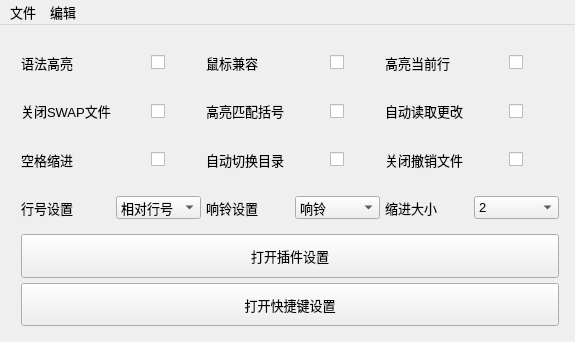
This is Mainwindow.ui in xiaofu-15191/Vimrc-Helper as Qt 5 draws it before an edit. The edited form follows.
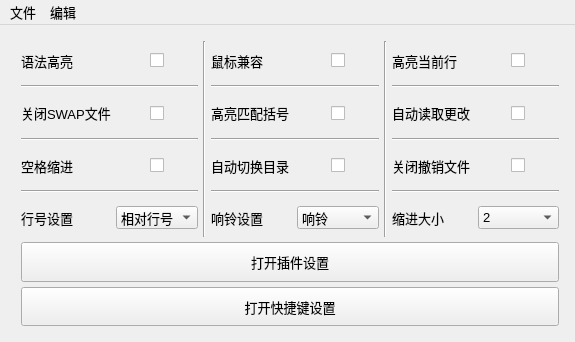
This is the edited form. Icons and pictures are not drawn.

```diff
--- a/Mainwindow.ui
+++ b/Mainwindow.ui
@@ -58,7 +58,7 @@
       <property name="spacing">
        <number>5</number>
       </property>
-      <item row="4" column="2">
+      <item row="7" column="3">
        <widget class="QLabel" name="description_errorbells">
         <property name="sizePolicy">
          <sizepolicy hsizetype="Expanding" vsizetype="Expanding">
@@ -71,72 +71,35 @@
         </property>
        </widget>
       </item>
-      <item row="3" column="2">
-       <widget class="QLabel" name="description_autochdir">
-        <property name="sizePolicy">
-         <sizepolicy hsizetype="Expanding" vsizetype="Expanding">
-          <horstretch>0</horstretch>
-          <verstretch>0</verstretch>
-         </sizepolicy>
+      <item row="2" column="6" colspan="2">
+       <widget class="Line" name="line_9">
+        <property name="orientation">
+         <enum>Qt::Horizontal</enum>
         </property>
-        <property name="text">
-         <string>自动切换目录</string>
-        </property>
        </widget>
       </item>
-      <item row="2" column="5" alignment="Qt::AlignHCenter">
-       <widget class="QCheckBox" name="autoread_on">
-        <property name="sizePolicy">
-         <sizepolicy hsizetype="Expanding" vsizetype="Expanding">
-          <horstretch>0</horstretch>
-          <verstretch>0</verstretch>
-         </sizepolicy>
+      <item row="6" column="0" colspan="2">
+       <widget class="Line" name="line_5">
+        <property name="orientation">
+         <enum>Qt::Horizontal</enum>
         </property>
-        <property name="text">
-         <string/>
-        </property>
        </widget>
       </item>
-      <item row="2" column="3" alignment="Qt::AlignHCenter">
-       <widget class="QCheckBox" name="match_on">
-        <property name="sizePolicy">
-         <sizepolicy hsizetype="Expanding" vsizetype="Expanding">
-          <horstretch>0</horstretch>
-          <verstretch>0</verstretch>
-         </sizepolicy>
+      <item row="1" column="2" rowspan="7">
+       <widget class="Line" name="line">
+        <property name="orientation">
+         <enum>Qt::Vertical</enum>
         </property>
-        <property name="text">
-         <string/>
-        </property>
        </widget>
       </item>
-      <item row="3" column="3" alignment="Qt::AlignHCenter">
-       <widget class="QCheckBox" name="autochdir_on">
-        <property name="sizePolicy">
-         <sizepolicy hsizetype="Expanding" vsizetype="Expanding">
-          <horstretch>0</horstretch>
-          <verstretch>0</verstretch>
-         </sizepolicy>
+      <item row="6" column="3" colspan="2">
+       <widget class="Line" name="line_8">
+        <property name="orientation">
+         <enum>Qt::Horizontal</enum>
         </property>
-        <property name="text">
-         <string/>
-        </property>
        </widget>
       </item>
-      <item row="4" column="0">
-       <widget class="QLabel" name="description_line_number">
-        <property name="sizePolicy">
-         <sizepolicy hsizetype="Expanding" vsizetype="Expanding">
-          <horstretch>0</horstretch>
-          <verstretch>0</verstretch>
-         </sizepolicy>
-        </property>
-        <property name="text">
-         <string>行号设置</string>
-        </property>
-       </widget>
-      </item>
-      <item row="1" column="3" alignment="Qt::AlignHCenter">
+      <item row="1" column="4" alignment="Qt::AlignHCenter">
        <widget class="QCheckBox" name="mouse_on">
         <property name="sizePolicy">
          <sizepolicy hsizetype="Expanding" vsizetype="Expanding">
@@ -149,59 +112,7 @@
         </property>
        </widget>
       </item>
-      <item row="3" column="4">
-       <widget class="QLabel" name="description_no_undo_file">
-        <property name="sizePolicy">
-         <sizepolicy hsizetype="Expanding" vsizetype="Expanding">
-          <horstretch>0</horstretch>
-          <verstretch>0</verstretch>
-         </sizepolicy>
-        </property>
-        <property name="text">
-         <string>关闭撤销文件</string>
-        </property>
-       </widget>
-      </item>
-      <item row="4" column="4">
-       <widget class="QLabel" name="description_tabstop">
-        <property name="sizePolicy">
-         <sizepolicy hsizetype="Expanding" vsizetype="Expanding">
-          <horstretch>0</horstretch>
-          <verstretch>0</verstretch>
-         </sizepolicy>
-        </property>
-        <property name="text">
-         <string>缩进大小</string>
-        </property>
-       </widget>
-      </item>
-      <item row="3" column="0">
-       <widget class="QLabel" name="description_expandtab">
-        <property name="sizePolicy">
-         <sizepolicy hsizetype="Expanding" vsizetype="Expanding">
-          <horstretch>0</horstretch>
-          <verstretch>0</verstretch>
-         </sizepolicy>
-        </property>
-        <property name="text">
-         <string>空格缩进</string>
-        </property>
-       </widget>
-      </item>
-      <item row="1" column="1" alignment="Qt::AlignHCenter">
-       <widget class="QCheckBox" name="syntax_on">
-        <property name="sizePolicy">
-         <sizepolicy hsizetype="Expanding" vsizetype="Expanding">
-          <horstretch>0</horstretch>
-          <verstretch>0</verstretch>
-         </sizepolicy>
-        </property>
-        <property name="text">
-         <string/>
-        </property>
-       </widget>
-      </item>
-      <item row="2" column="2">
+      <item row="3" column="3">
        <widget class="QLabel" name="description_match">
         <property name="sizePolicy">
          <sizepolicy hsizetype="Expanding" vsizetype="Preferred">
@@ -214,8 +125,8 @@
         </property>
        </widget>
       </item>
-      <item row="2" column="1" alignment="Qt::AlignHCenter">
-       <widget class="QCheckBox" name="noswapfile_on">
+      <item row="1" column="7" alignment="Qt::AlignHCenter">
+       <widget class="QCheckBox" name="cursorline_on">
         <property name="sizePolicy">
          <sizepolicy hsizetype="Expanding" vsizetype="Expanding">
           <horstretch>0</horstretch>
@@ -227,7 +138,33 @@
         </property>
        </widget>
       </item>
-      <item row="1" column="4">
+      <item row="5" column="0">
+       <widget class="QLabel" name="description_expandtab">
+        <property name="sizePolicy">
+         <sizepolicy hsizetype="Expanding" vsizetype="Expanding">
+          <horstretch>0</horstretch>
+          <verstretch>0</verstretch>
+         </sizepolicy>
+        </property>
+        <property name="text">
+         <string>空格缩进</string>
+        </property>
+       </widget>
+      </item>
+      <item row="5" column="6">
+       <widget class="QLabel" name="description_no_undo_file">
+        <property name="sizePolicy">
+         <sizepolicy hsizetype="Expanding" vsizetype="Expanding">
+          <horstretch>0</horstretch>
+          <verstretch>0</verstretch>
+         </sizepolicy>
+        </property>
+        <property name="text">
+         <string>关闭撤销文件</string>
+        </property>
+       </widget>
+      </item>
+      <item row="1" column="6">
        <widget class="QLabel" name="description_cursorline">
         <property name="sizePolicy">
          <sizepolicy hsizetype="Expanding" vsizetype="Expanding">
@@ -240,7 +177,7 @@
         </property>
        </widget>
       </item>
-      <item row="4" column="3">
+      <item row="7" column="4">
        <widget class="QComboBox" name="errorbells_combobox">
         <property name="sizePolicy">
          <sizepolicy hsizetype="Expanding" vsizetype="Fixed">
@@ -265,8 +202,22 @@
         </item>
        </widget>
       </item>
-      <item row="2" column="4">
-       <widget class="QLabel" name="description_autoread">
+      <item row="1" column="5" rowspan="7">
+       <widget class="Line" name="line_2">
+        <property name="orientation">
+         <enum>Qt::Vertical</enum>
+        </property>
+       </widget>
+      </item>
+      <item row="2" column="0" colspan="2">
+       <widget class="Line" name="line_3">
+        <property name="orientation">
+         <enum>Qt::Horizontal</enum>
+        </property>
+       </widget>
+      </item>
+      <item row="5" column="1" alignment="Qt::AlignHCenter">
+       <widget class="QCheckBox" name="expandtab_on">
         <property name="sizePolicy">
          <sizepolicy hsizetype="Expanding" vsizetype="Expanding">
           <horstretch>0</horstretch>
@@ -274,7 +225,40 @@
          </sizepolicy>
         </property>
         <property name="text">
-         <string>自动读取更改</string>
+         <string/>
+        </property>
+       </widget>
+      </item>
+      <item row="4" column="3" colspan="2">
+       <widget class="Line" name="line_7">
+        <property name="orientation">
+         <enum>Qt::Horizontal</enum>
+        </property>
+       </widget>
+      </item>
+      <item row="3" column="0">
+       <widget class="QLabel" name="description_noswapfile">
+        <property name="sizePolicy">
+         <sizepolicy hsizetype="Expanding" vsizetype="Expanding">
+          <horstretch>0</horstretch>
+          <verstretch>0</verstretch>
+         </sizepolicy>
+        </property>
+        <property name="text">
+         <string>关闭SWAP文件</string>
+        </property>
+       </widget>
+      </item>
+      <item row="5" column="7" alignment="Qt::AlignHCenter">
+       <widget class="QCheckBox" name="no_undo_file_on">
+        <property name="sizePolicy">
+         <sizepolicy hsizetype="Expanding" vsizetype="Expanding">
+          <horstretch>0</horstretch>
+          <verstretch>0</verstretch>
+         </sizepolicy>
+        </property>
+        <property name="text">
+         <string/>
         </property>
        </widget>
       </item>
@@ -291,7 +275,97 @@
         </property>
        </widget>
       </item>
-      <item row="4" column="5">
+      <item row="1" column="1" alignment="Qt::AlignHCenter">
+       <widget class="QCheckBox" name="syntax_on">
+        <property name="sizePolicy">
+         <sizepolicy hsizetype="Expanding" vsizetype="Expanding">
+          <horstretch>0</horstretch>
+          <verstretch>0</verstretch>
+         </sizepolicy>
+        </property>
+        <property name="text">
+         <string/>
+        </property>
+       </widget>
+      </item>
+      <item row="7" column="1">
+       <widget class="QComboBox" name="line_number_combobox">
+        <property name="sizePolicy">
+         <sizepolicy hsizetype="Expanding" vsizetype="Fixed">
+          <horstretch>0</horstretch>
+          <verstretch>0</verstretch>
+         </sizepolicy>
+        </property>
+        <item>
+         <property name="text">
+          <string>相对行号</string>
+         </property>
+        </item>
+        <item>
+         <property name="text">
+          <string>绝对行号</string>
+         </property>
+        </item>
+        <item>
+         <property name="text">
+          <string>混合行号</string>
+         </property>
+        </item>
+       </widget>
+      </item>
+      <item row="7" column="0">
+       <widget class="QLabel" name="description_line_number">
+        <property name="sizePolicy">
+         <sizepolicy hsizetype="Expanding" vsizetype="Expanding">
+          <horstretch>0</horstretch>
+          <verstretch>0</verstretch>
+         </sizepolicy>
+        </property>
+        <property name="text">
+         <string>行号设置</string>
+        </property>
+       </widget>
+      </item>
+      <item row="3" column="7" alignment="Qt::AlignHCenter">
+       <widget class="QCheckBox" name="autoread_on">
+        <property name="sizePolicy">
+         <sizepolicy hsizetype="Expanding" vsizetype="Expanding">
+          <horstretch>0</horstretch>
+          <verstretch>0</verstretch>
+         </sizepolicy>
+        </property>
+        <property name="text">
+         <string/>
+        </property>
+       </widget>
+      </item>
+      <item row="3" column="6">
+       <widget class="QLabel" name="description_autoread">
+        <property name="sizePolicy">
+         <sizepolicy hsizetype="Expanding" vsizetype="Expanding">
+          <horstretch>0</horstretch>
+          <verstretch>0</verstretch>
+         </sizepolicy>
+        </property>
+        <property name="text">
+         <string>自动读取更改</string>
+        </property>
+       </widget>
+      </item>
+      <item row="5" column="3">
+       <widget class="QLabel" name="description_autochdir">
+        <property name="sizePolicy">
+         <sizepolicy hsizetype="Expanding" vsizetype="Expanding">
+          <horstretch>0</horstretch>
+          <verstretch>0</verstretch>
+         </sizepolicy>
+        </property>
+        <property name="text">
+         <string>自动切换目录</string>
+        </property>
+       </widget>
+      </item>
+      <item row="7" column="7">
        <widget class="QComboBox" name="tab_stop_combobox">
         <property name="sizePolicy">
          <sizepolicy hsizetype="Expanding" vsizetype="Fixed">
@@ -321,8 +395,47 @@
         </item>
        </widget>
       </item>
+      <item row="9" column="0" colspan="8">
+       <widget class="QPushButton" name="start_shortcut_button">
+        <property name="sizePolicy">
+         <sizepolicy hsizetype="Expanding" vsizetype="Expanding">
+          <horstretch>0</horstretch>
+          <verstretch>0</verstretch>
+         </sizepolicy>
+        </property>
+        <property name="text">
+         <string>打开快捷键设置</string>
+        </property>
+       </widget>
+      </item>
+      <item row="3" column="4" alignment="Qt::AlignHCenter">
+       <widget class="QCheckBox" name="match_on">
+        <property name="sizePolicy">
+         <sizepolicy hsizetype="Expanding" vsizetype="Expanding">
+          <horstretch>0</horstretch>
+          <verstretch>0</verstretch>
+         </sizepolicy>
+        </property>
+        <property name="text">
+         <string/>
+        </property>
+       </widget>
+      </item>
+      <item row="1" column="3">
+       <widget class="QLabel" name="description_mouse">
+        <property name="sizePolicy">
+         <sizepolicy hsizetype="Expanding" vsizetype="Expanding">
+          <horstretch>0</horstretch>
+          <verstretch>0</verstretch>
+         </sizepolicy>
+        </property>
+        <property name="text">
+         <string>鼠标兼容</string>
+        </property>
+       </widget>
+      </item>
       <item row="3" column="1" alignment="Qt::AlignHCenter">
-       <widget class="QCheckBox" name="expandtab_on">
+       <widget class="QCheckBox" name="noswapfile_on">
         <property name="sizePolicy">
          <sizepolicy hsizetype="Expanding" vsizetype="Expanding">
           <horstretch>0</horstretch>
@@ -334,20 +447,7 @@
         </property>
        </widget>
       </item>
-      <item row="1" column="5" alignment="Qt::AlignHCenter">
-       <widget class="QCheckBox" name="cursorline_on">
-        <property name="sizePolicy">
-         <sizepolicy hsizetype="Expanding" vsizetype="Expanding">
-          <horstretch>0</horstretch>
-          <verstretch>0</verstretch>
-         </sizepolicy>
-        </property>
-        <property name="text">
-         <string/>
-        </property>
-       </widget>
-      </item>
-      <item row="5" column="0" colspan="6">
+      <item row="8" column="0" colspan="8">
        <widget class="QPushButton" name="start_plugin_button">
         <property name="sizePolicy">
          <sizepolicy hsizetype="Expanding" vsizetype="Expanding">
@@ -360,21 +460,8 @@
         </property>
        </widget>
       </item>
-      <item row="2" column="0">
-       <widget class="QLabel" name="description_noswapfile">
-        <property name="sizePolicy">
-         <sizepolicy hsizetype="Expanding" vsizetype="Expanding">
-          <horstretch>0</horstretch>
-          <verstretch>0</verstretch>
-         </sizepolicy>
-        </property>
-        <property name="text">
-         <string>关闭SWAP文件</string>
-        </property>
-       </widget>
-      </item>
-      <item row="3" column="5" alignment="Qt::AlignHCenter">
-       <widget class="QCheckBox" name="no_undo_file_on">
+      <item row="5" column="4" alignment="Qt::AlignHCenter">
+       <widget class="QCheckBox" name="autochdir_on">
         <property name="sizePolicy">
          <sizepolicy hsizetype="Expanding" vsizetype="Expanding">
           <horstretch>0</horstretch>
@@ -386,8 +473,8 @@
         </property>
        </widget>
       </item>
-      <item row="1" column="2">
-       <widget class="QLabel" name="description_mouse">
+      <item row="7" column="6">
+       <widget class="QLabel" name="description_tabstop">
         <property name="sizePolicy">
          <sizepolicy hsizetype="Expanding" vsizetype="Expanding">
           <horstretch>0</horstretch>
@@ -395,45 +482,35 @@
          </sizepolicy>
         </property>
         <property name="text">
-         <string>鼠标兼容</string>
+         <string>缩进大小</string>
         </property>
        </widget>
       </item>
-      <item row="4" column="1">
-       <widget class="QComboBox" name="line_number_combobox">
-        <property name="sizePolicy">
-         <sizepolicy hsizetype="Expanding" vsizetype="Fixed">
-          <horstretch>0</horstretch>
-          <verstretch>0</verstretch>
-         </sizepolicy>
+      <item row="4" column="0" colspan="2">
+       <widget class="Line" name="line_4">
+        <property name="orientation">
+         <enum>Qt::Horizontal</enum>
         </property>
-        <item>
-         <property name="text">
-          <string>相对行号</string>
-         </property>
-        </item>
-        <item>
-         <property name="text">
-          <string>绝对行号</string>
-         </property>
-        </item>
-        <item>
-         <property name="text">
-          <string>混合行号</string>
-         </property>
-        </item>
        </widget>
       </item>
-      <item row="6" column="0" colspan="6">
-       <widget class="QPushButton" name="start_shortcut_button">
-        <property name="sizePolicy">
-         <sizepolicy hsizetype="Expanding" vsizetype="Expanding">
-          <horstretch>0</horstretch>
-          <verstretch>0</verstretch>
-         </sizepolicy>
+      <item row="4" column="6" colspan="2">
+       <widget class="Line" name="line_10">
+        <property name="orientation">
+         <enum>Qt::Horizontal</enum>
         </property>
-        <property name="text">
-         <string>打开快捷键设置</string>
+       </widget>
+      </item>
+      <item row="2" column="3" colspan="2">
+       <widget class="Line" name="line_6">
+        <property name="orientation">
+         <enum>Qt::Horizontal</enum>
+        </property>
+       </widget>
+      </item>
+      <item row="6" column="6" colspan="2">
+       <widget class="Line" name="line_11">
+        <property name="orientation">
+         <enum>Qt::Horizontal</enum>
         </property>
        </widget>
       </item>
```
Left out of the diff: 2 changed lines with no effect on the pictures.
